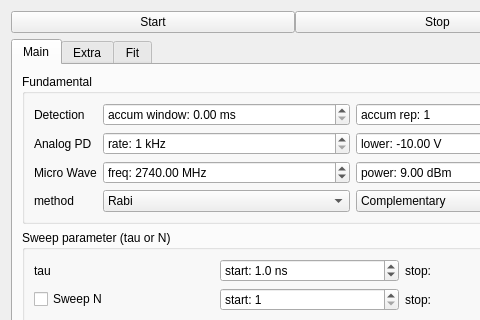
Old version of the form mahos/gui/ui/spodmr.ui in the repository ToyotaCRDL/mahos; both pictures show x 0 to 480 and y 0 to 320 of the 1464 by 755 pixel window.
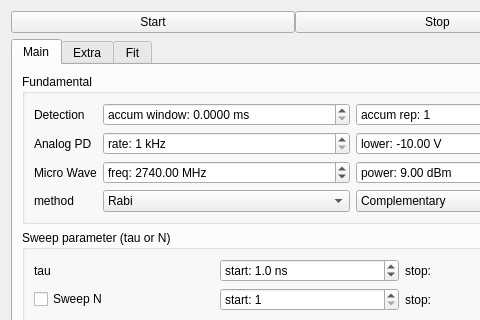
New version of the form.

What changed in the file:
```diff
--- a/mahos/gui/ui/spodmr.ui
+++ b/mahos/gui/ui/spodmr.ui
@@ -175,6 +175,9 @@
               <property name="suffix">
                <string> ms</string>
               </property>
+              <property name="decimals">
+               <number>4</number>
+              </property>
              </widget>
             </item>
             <item row="0" column="3">
```
